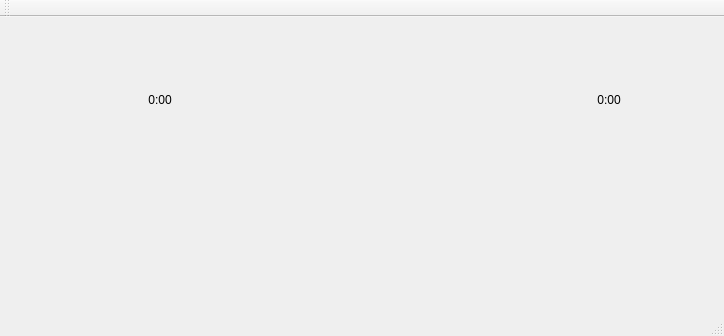
First picture: the form in Client/mainwindow.ui, repository Shamzic/Projet2_IHM, before the edit.
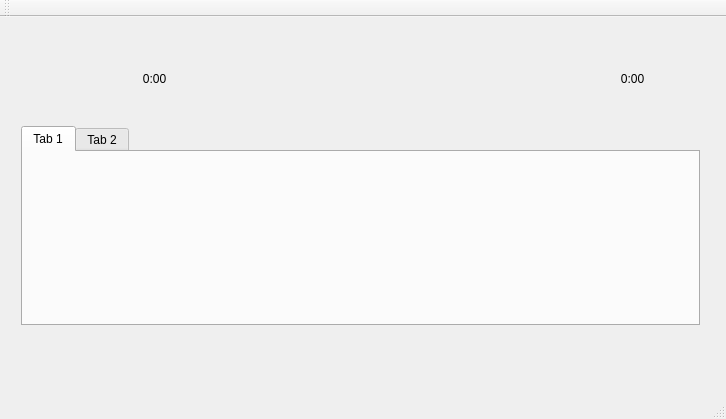
Second picture: the form after the edit. Icons and pictures are not drawn. Custom widgets are drawn as their Qt base class.

Commit message: Retoucher affichage volume

The edit to the form file:
```diff
--- a/Client/mainwindow.ui
+++ b/Client/mainwindow.ui
@@ -6,8 +6,8 @@
    <rect>
     <x>0</x>
     <y>0</y>
-    <width>724</width>
-    <height>336</height>
+    <width>726</width>
+    <height>419</height>
    </rect>
   </property>
   <property name="windowTitle">
@@ -17,12 +17,14 @@
    <widget class="QWidget" name="horizontalLayoutWidget">
     <property name="geometry">
      <rect>
-      <x>30</x>
-      <y>40</y>
-      <width>643</width>
-      <height>86</height>
+      <x>10</x>
+      <y>10</y>
+      <width>701</width>
+      <height>298</height>
      </rect>
     </property>
+    <layout class="QGridLayout" name="gridLayout">
+     <item row="0" column="0">
     <layout class="QHBoxLayout" name="horizontalLayout">
      <item>
       <widget class="QPushButton" name="fastBackButton">
@@ -183,6 +185,34 @@
       </layout>
      </item>
     </layout>
+     </item>
+     <item row="1" column="0">
+      <widget class="QTabWidget" name="tabWidget">
+       <property name="sizePolicy">
+        <sizepolicy hsizetype="Expanding" vsizetype="Minimum">
+         <horstretch>0</horstretch>
+         <verstretch>0</verstretch>
+        </sizepolicy>
+       </property>
+       <property name="minimumSize">
+        <size>
+         <width>0</width>
+         <height>200</height>
+        </size>
+       </property>
+       <widget class="QWidget" name="tab">
+        <attribute name="title">
+         <string>Tab 1</string>
+        </attribute>
+       </widget>
+       <widget class="QWidget" name="tab_2">
+        <attribute name="title">
+         <string>Tab 2</string>
+        </attribute>
+       </widget>
+      </widget>
+     </item>
+    </layout>
    </widget>
   </widget>
   <widget class="QMenuBar" name="menuBar">
```
Left out of the diff: 4 changed lines with no effect on the pictures. Lines whose indentation alone changed are shown as unchanged. The commit also changes 1 other file.
